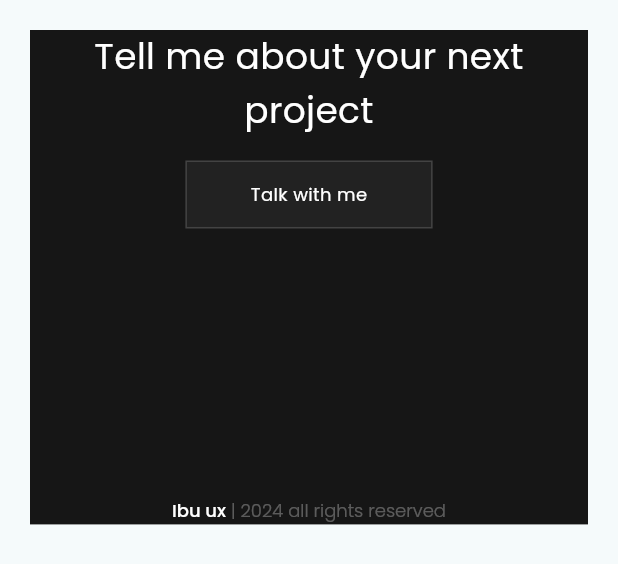
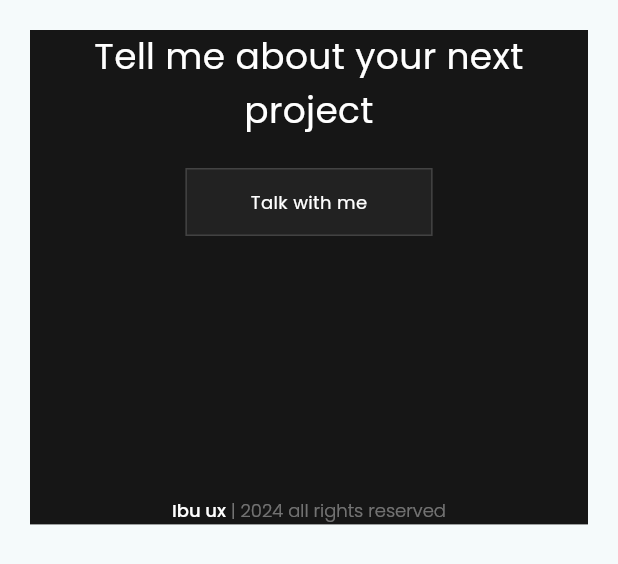
Before and after one commit to mohamed8270/ibu_ux, a Flutter app: the FooterSection widget shown alone on an empty page, opened directly, on a phone screen of 412 x 824 dp. Shown: the top 564 px of the screen. Run offline on Flutter 3.47's test engine with Material 3 defaults, Android fonts, the phone set to English and light mode, and no system bars; our stand-ins replace flutter_svg, gap, get, google_fonts; network calls fail.

Commit message:
footer and hero section updated

```diff
--- a/lib/routes/pages/home_page/home_page.dart
+++ b/lib/routes/pages/home_page/home_page.dart
@@ -22,11 +22,11 @@ class _HomePageState extends State<HomePage> {
       backgroundColor: iblack,
       appBar: PreferredSize(
         preferredSize: Size(scrnsize.width, 70),
-        child: HomeAppBar(),
+        child: const HomeAppBar(),
       ),
-      body: SingleChildScrollView(
+      body: const SingleChildScrollView(
         scrollDirection: Axis.vertical,
-        child: const Column(
+        child: Column(
           crossAxisAlignment: CrossAxisAlignment.start,
           children: [
             HeroSection(),
--- a/lib/routes/pages/home_page/widgets/footer/footer_section.dart
+++ b/lib/routes/pages/home_page/widgets/footer/footer_section.dart
@@ -6,9 +6,15 @@ import 'package:ibu_ux/common/styles/static.dart';
 import 'package:ibu_ux/common/styles/theme.dart';
 import 'package:ibu_ux/routes/pages/home_page/widgets/hero_section/hero_section.dart';
 
-class FooterSection extends StatelessWidget {
+class FooterSection extends StatefulWidget {
   const FooterSection({super.key});
 
+  @override
+  State<FooterSection> createState() => _FooterSectionState();
+}
+
+class _FooterSectionState extends State<FooterSection> {
+  var isHover = false;
   @override
   Widget build(BuildContext context) {
     var scrnsize = MediaQuery.sizeOf(context);
@@ -38,16 +44,20 @@ class FooterSection extends StatelessWidget {
                       ResponsiveWidget.isLarge(context)
                           ? TextAlign.center
                           : TextAlign.center),
-                  StaticData.gap3,
+                  StaticData.gap4,
                   ButtonBox(
                     t: StaticData.btntxt1,
                     tc: iwhite,
-                    bc: iwhite.withOpacity(0.05),
+                    bc: isHover ? Colors.transparent : iwhite.withOpacity(0.05),
                     w: ResponsiveWidget.isLarge(context) ? 0.1 : 0.4,
                     border:
                         Border.all(width: 1, color: iwhite.withOpacity(0.15)),
                     click: () {},
-                    hover: (h) {},
+                    hover: (h) {
+                      setState(() {
+                        isHover = h;
+                      });
+                    },
                   ),
                 ],
               ),
@@ -62,7 +72,7 @@ class FooterSection extends StatelessWidget {
                   TextSpan(
                     text: ' | 2024 all rights reserved',
                     style: txt.textStyle(
-                        12.0, FontWeight.w300, iwhite.withOpacity(0.3)),
+                        12.0, FontWeight.w300, iwhite.withOpacity(0.4)),
                   ),
                 ],
               ),
```
Also changed, not shown: lib/data/repository/local_data_repository.dart (+10 -10 lines), lib/routes/pages/home_page/widgets/hero_section/hero_section.dart (+13 -3 lines), lib/routes/pages/home_page/widgets/tech_section/tech_section.dart (+9 -4 lines).
